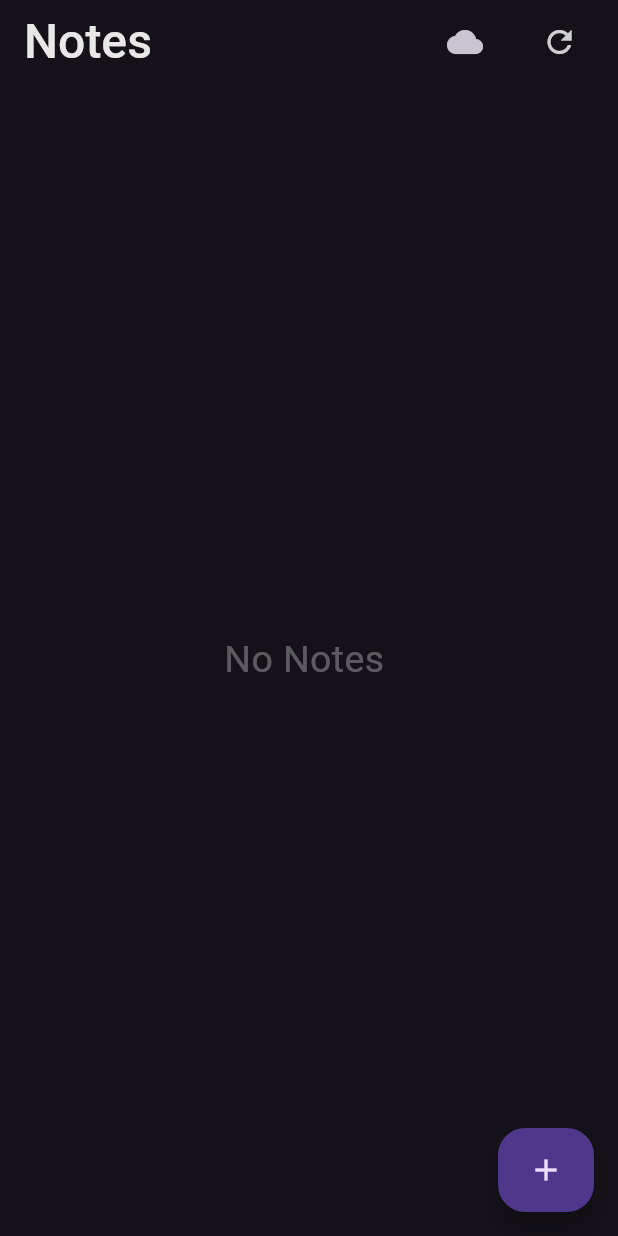
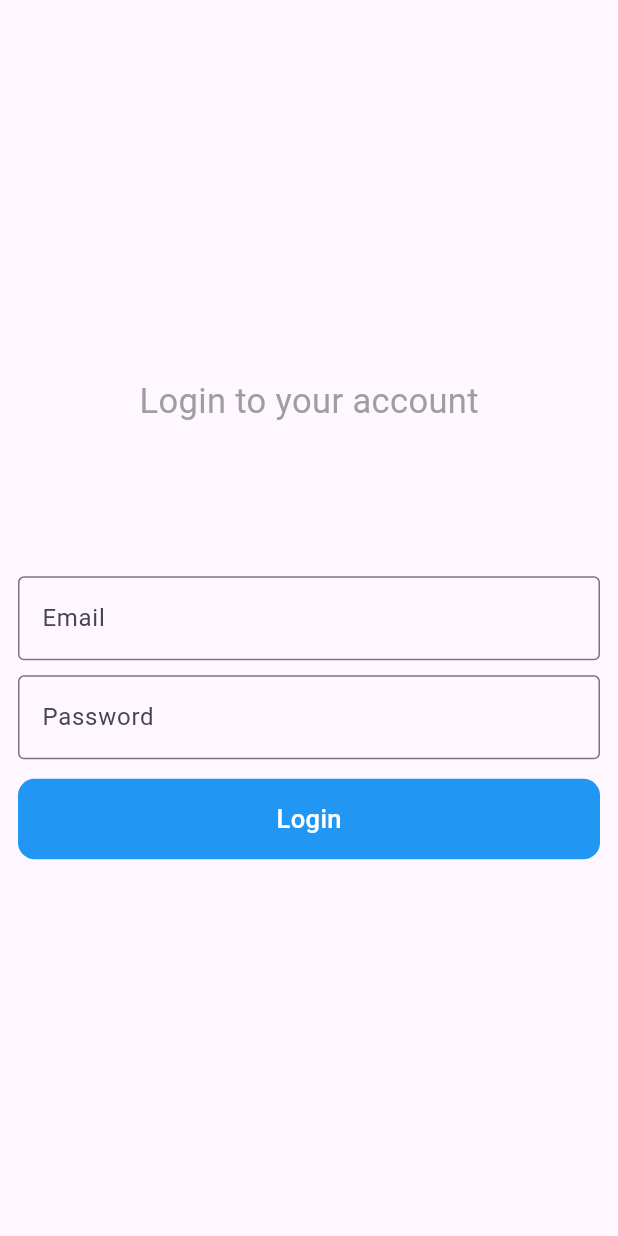
Before and after one commit to ritik453rr/flutter_project_notes_app, a Flutter app: the screen it shows after launch, on a phone screen of 412 x 824 dp. Run offline on Flutter 3.47's test engine with Material 3 defaults, Android fonts, the phone set to English and light mode, and no system bars; our stand-ins replace shared_preferences.

Commit message:
Add login Screen

```diff
--- a/lib/main.dart
+++ b/lib/main.dart
@@ -1,7 +1,7 @@
 import 'package:flutter/material.dart';
-import 'package:notes_app/view/home_view.dart';
 import 'package:notes_app/view_model/notes_view_model.dart';
 import 'package:notes_app/view_model/weather_view_model.dart';
+import 'package:notes_app/views/splash_view.dart';
 import 'package:provider/provider.dart';
 
 void main() {
@@ -21,10 +21,9 @@ class MyApp extends StatelessWidget {
           create: (context) => WeatherViewModel(),
         ),
       ],
-      child: MaterialApp(
+      child: const MaterialApp(
         debugShowCheckedModeBanner: false,
-        theme: ThemeData.dark(),
-        home: const HomeView(),
+        home: SplashView(),
       ),
     );
   }
--- a/lib/res/app_url.dart
+++ b/lib/res/app_url.dart
@@ -1,6 +1,7 @@
 class AppUrl {
-  static String getNotesEndPoint = 'https://api.nstack.in/v1/todos?page=1&limit=20';
-  static String postNotesEndPoint = 'https://api.nstack.in/v1/todos/';
-  static String deleteNotesEndPoint = 'https://api.nstack.in/v1/todos/';
-  static String putNotesEndPoint = 'https://api.nstack.in/v1/todos/';
+  static String getNotesUrl = 'https://api.nstack.in/v1/todos?page=1&limit=20';
+  static String postNotesUrl = 'https://api.nstack.in/v1/todos/';
+  static String deleteNotesUrl = 'https://api.nstack.in/v1/todos/';
+  static String putNotesUrl = 'https://api.nstack.in/v1/todos/';
+  static String loginUrl = 'https://reqres.in/api/login';
 }
--- /dev/null
+++ b/lib/services/login_api_services.dart
@@ -0,0 +1,47 @@
+import 'dart:convert';
+import 'package:flutter/material.dart';
+import 'package:http/http.dart' as http;
+import 'package:notes_app/res/app_url.dart';
+import 'package:notes_app/services/local_storage_services.dart';
+import 'package:notes_app/views/home_view.dart';
+
+class LoginApiServices {
+  LocalStorageService localStorageService = LocalStorageService();
+
+  Future<void> login({
+    required String email,
+    required String password,
+    required BuildContext context,
+  }) async {
+    final body = {"email": email, "password": password};
+    try {
+      final response = await http.post(
+        Uri.parse(AppUrl.loginUrl),
+        body: jsonEncode(body),
+        headers: {'Content-Type': 'application/json'},
+      );
+      if (response.statusCode == 200) {
+        localStorageService.setLoginStatus(status: true);
+        Navigator.pushReplacement(
+          context,
+          MaterialPageRoute(
+            builder: (context) => HomeView(),
+          ),
+        );
+      } else {
+        showErrorMessage(context: context, msg: "Invalid email or password");
+      }
+    } catch (e) {
+      showErrorMessage(
+        context: context,
+        msg: "An unexpected error occurred. Please try again.",
+      );
+    }
+  }
+
+  void showErrorMessage({required BuildContext context, required String msg}) {
+    ScaffoldMessenger.of(context).showSnackBar(
+      SnackBar(content: Text(msg)),
+    );
+  }
+}
--- a/lib/view_model/weather_view_model.dart
+++ b/lib/view_model/weather_view_model.dart
@@ -1,9 +1,9 @@
 import 'package:flutter/material.dart';
 import 'package:notes_app/model/weather_model.dart';
-import 'package:notes_app/repository/weather_repo.dart';
+import 'package:notes_app/services/weather_api_services.dart';
 
 class WeatherViewModel extends ChangeNotifier {
-  final WeatherRepo weatherRepo = WeatherRepo();
+  WeatherApiServices weatherApiServices = WeatherApiServices();
   WeatherModel weather = WeatherModel();
   bool isLoading = false;
   String? errorMessage; // New property for error message
@@ -13,7 +13,7 @@ class WeatherViewModel extends ChangeNotifier {
     errorMessage = null; // Reset error message before loading
     notifyListeners();
     try {
-      final result = await weatherRepo.getWeather(city: location);
+      final result = await weatherApiServices.getWeather(city: location);
 
       if (result is WeatherModel) {
         weather =
--- a/lib/view/home_view.dart
+++ b/lib/views/home_view.dart
@@ -1,8 +1,10 @@
 import 'package:flutter/material.dart';
 import 'package:notes_app/model/note_model.dart';
-import 'package:notes_app/view/add_note_view.dart';
-import 'package:notes_app/view/note_view.dart';
-import 'package:notes_app/view/weather_view.dart';
+import 'package:notes_app/services/local_storage_services.dart';
+import 'package:notes_app/views/add_note_view.dart';
+import 'package:notes_app/views/login_view.dart';
+import 'package:notes_app/views/note_view.dart';
+import 'package:notes_app/views/weather_view.dart';
 import 'package:notes_app/view_model/notes_view_model.dart';
 import 'package:provider/provider.dart';
 
@@ -14,6 +16,7 @@ class HomeView extends StatefulWidget {
 }
 
 class _HomeViewState extends State<HomeView> {
+  LocalStorageService localStorageService = LocalStorageService();
   @override
   void initState() {
     Provider.of<NotesViewModel>(context, listen: false).loadLocalNotes();
@@ -24,16 +27,15 @@ class _HomeViewState extends State<HomeView> {
   Widget build(BuildContext context) {
     return Scaffold(
       appBar: AppBar(
-        title: Text(
+        title: const Text(
           'Notes',
           style: TextStyle(
             fontSize: 32,
             fontWeight: FontWeight.w500,
-            color: Colors.white.withOpacity(0.9),
           ),
         ),
         actions: [
-          //Weather
+          //Weather Button...
           IconButton(
             tooltip: "Weather",
             onPressed: () {
@@ -47,18 +49,32 @@ class _HomeViewState extends State<HomeView> {
             icon: const Icon(Icons.cloud),
           ),
           //Refresh button.....
-          Padding(
-            padding: const EdgeInsets.symmetric(horizontal: 15),
-            child: IconButton(
+          IconButton(
             tooltip: "Refrsh",
             onPressed: () {
               Provider.of<NotesViewModel>(context, listen: false).loadNotes();
             },
-              icon: Icon(
+            icon: const Icon(
               Icons.refresh,
-                color: Colors.white.withOpacity(0.8),
             ),
           ),
+          //LogOut Button
+          IconButton(
+            tooltip: "Logout",
+            onPressed: () {
+              Navigator.pushAndRemoveUntil(
+                  context,
+                  MaterialPageRoute(
+                    builder: (context) => const LoginView(),
+                  ),
+                  (route) => false);
+              localStorageService.setLoginStatus(status: false);
+            },
+            icon: const Icon(Icons.logout_outlined),
+          ),
+          //Space..
+          const SizedBox(
+            width: 10,
           ),
         ],
       ),
@@ -97,10 +113,10 @@ class _HomeViewState extends State<HomeView> {
           }
           // 3. Show empty state message if no notes are available
           if (notesProvider.notes.isEmpty) {
-            return const Center(
+            return Center(
               child: Text(
-                'No Notes ',
-                style: TextStyle(fontSize: 25, color: Colors.white30),
+                'empty',
+                style: TextStyle(fontSize: 25, color: Colors.grey[500]),
               ),
             );
           }
--- /dev/null
+++ b/lib/views/login_view.dart
@@ -0,0 +1,126 @@
+import 'package:flutter/material.dart';
+import 'package:notes_app/services/local_storage_services.dart';
+import 'package:notes_app/services/login_api_services.dart';
+
+class LoginView extends StatefulWidget {
+  const LoginView({super.key});
+
+  @override
+  State<LoginView> createState() => _LoginViewState();
+}
+
+class _LoginViewState extends State<LoginView> {
+  final TextEditingController emailController = TextEditingController();
+  final TextEditingController passwordController = TextEditingController();
+  LocalStorageService localStorageService = LocalStorageService();
+  bool isLogging = false;
+
+  @override
+  Widget build(BuildContext context) {
+    final screenHeight = MediaQuery.of(context).size.height;
+    final LoginApiServices loginApiServices = LoginApiServices();
+    return Scaffold(
+      body: Padding(
+        padding: const EdgeInsets.symmetric(horizontal: 12),
+        child: Column(
+          mainAxisAlignment: MainAxisAlignment.center,
+          children: [
+            //login to your account...
+            Text(
+              "Login to your account",
+              style: TextStyle(
+                fontSize: 23,
+                color: Colors.grey[500],
+              ),
+            ),
+            //Space..
+            const SizedBox(
+              height: 100,
+            ),
+            //Email Field
+            TextFormField(
+              controller: emailController,
+              decoration: const InputDecoration(
+                label: Text("Email"),
+                border: OutlineInputBorder(),
+              ),
+            ),
+            //Space..
+            const SizedBox(
+              height: 10,
+            ),
+            //Password Field
+            TextFormField(
+              controller: passwordController,
+              decoration: const InputDecoration(
+                label: Text("Password"),
+                border: OutlineInputBorder(),
+              ),
+            ),
+            //Space
+            const SizedBox(
+              height: 13,
+            ),
+            //Login Button
+            InkWell(
+              onTap: () async {
+                if (emailController.text.isEmpty) {
+                  ScaffoldMessenger.of(context).showSnackBar(
+                   const SnackBar(
+                      content: Text("Enter Email to log in"),
+                    ),
+                  );
+                  return;
+                }
+                 if (passwordController.text.isEmpty) {
+                  ScaffoldMessenger.of(context).showSnackBar(
+                   const SnackBar(
+                      content: Text("Enter Password to log in"),
+                    ),
+                  );
+                  return;
+                }
+                setState(() {
+                  isLogging = true;
+                });
+                await loginApiServices.login(
+                    email: emailController.text,
+                    password: passwordController.text,
+                    context: context);
+                setState(() {
+                  isLogging = false;
+                });
+              },
+              child: Container(
+                width: double.infinity,
+                height: screenHeight * 0.065,
+                decoration: BoxDecoration(
+                  color: Colors.blue,
+                  borderRadius: BorderRadius.circular(11),
+                ),
+                child: Center(
+                  child: isLogging
+                      ? const SizedBox(
+                          height: 30,
+                          width: 30,
+                          child: CircularProgressIndicator(
+                            color: Colors.white,
+                            strokeWidth: 3.5,
+                          ),
+                        )
+                      : const Text(
+                          "Login",
+                          style: TextStyle(
+                              color: Colors.white,
+                              fontSize: 17,
+                              fontWeight: FontWeight.w500),
+                        ),
+                ),
+              ),
+            ),
+          ],
+        ),
+      ),
+    );
+  }
+}
--- a/pubspec.yaml
+++ b/pubspec.yaml
@@ -38,6 +38,7 @@ dependencies:
   http: ^1.2.0
   provider: ^6.1.2
   shared_preferences: ^2.2.3
+  connectivity_plus: ^6.0.3
 
 dev_dependencies:
   flutter_test:
```
Also changed, not shown: lib/repository/notes_repo.dart (deleted, +0 -48 lines), lib/repository/weather_repo.dart (deleted, +0 -23 lines), lib/services/local_storage_services.dart (+15 -0 lines), lib/services/notes_api_services.dart (+11 -6 lines), lib/services/weather_api_services.dart (+10 -3 lines), lib/view_model/notes_view_model.dart (+20 -8 lines), lib/views/splash_view.dart (added, +68 -0 lines), lib/views/add_note_view.dart (renamed from lib/view/add_note_view.dart), lib/views/note_view.dart (renamed from lib/view/note_view.dart), lib/views/weather_view.dart (renamed from lib/view/weather_view.dart), pubspec.lock, 3 other files. Lines whose indentation alone changed are shown as unchanged.
